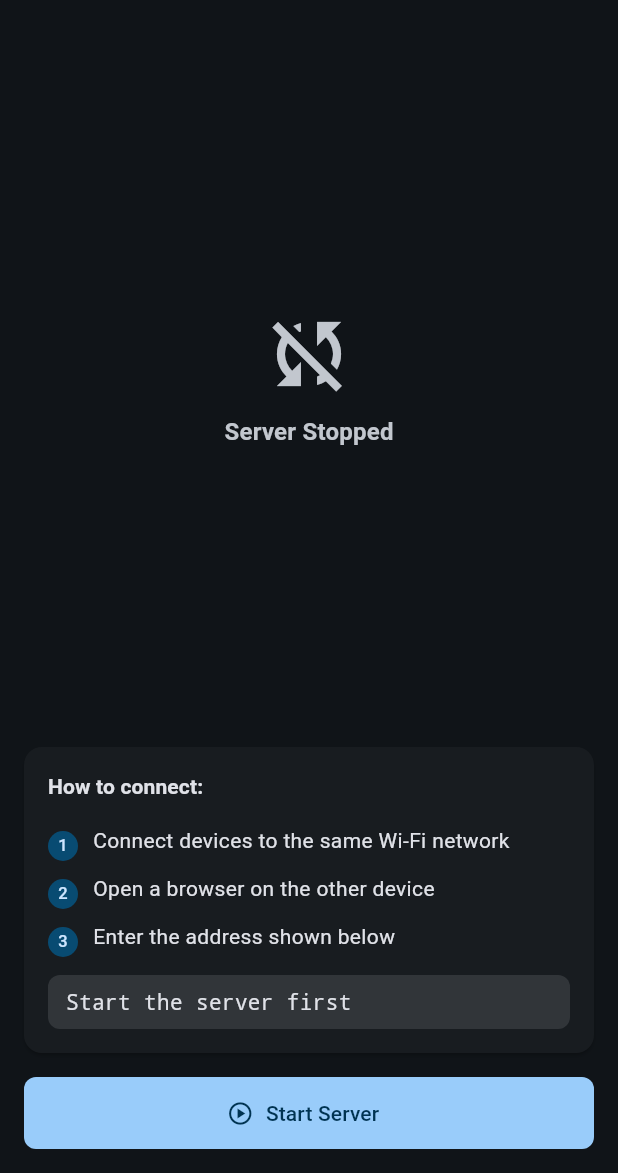
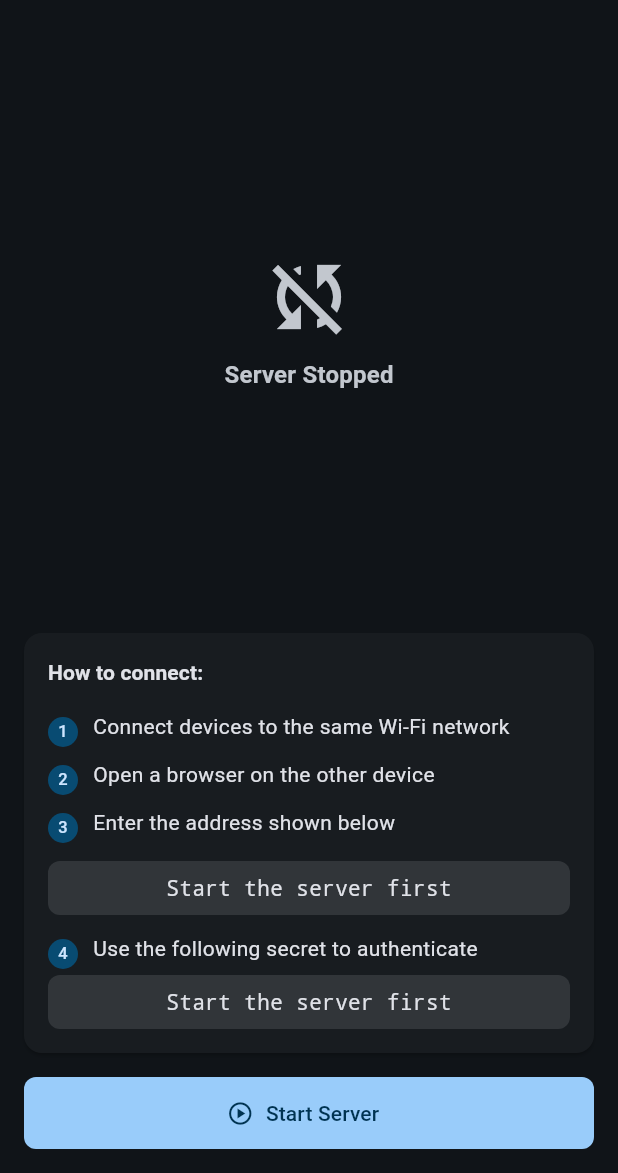
Before and after one commit to ashenafidl/sms-sync, a Flutter app: the screen it shows after launch, on a phone screen of 412 x 824 dp, the part 63-1236 px from its top. Run offline on Flutter 3.47's test engine with Material 3 defaults, Android fonts, the phone set to English and light mode, and no system bars; our stand-ins replace permission_handler, shelf; missing offline and left inert: shelf_router.

Commit message:
feat: generate a random secret to authenticate clients

```diff
--- a/lib/services/server_service.dart
+++ b/lib/services/server_service.dart
@@ -5,6 +5,8 @@ import "package:permission_handler/permission_handler.dart";
 import "package:shelf/shelf.dart";
 import "package:shelf/shelf_io.dart" as shelf_io;
 import "package:shelf_router/shelf_router.dart";
+import "package:sms_sync/middlewares/middlewares.dart";
+import "package:sms_sync/services/secret_generator.dart";
 
 const int kServerPort = 8765;
 const String kServiceName = "_smssync._tcp";
@@ -15,10 +17,12 @@ class ServerService extends ChangeNotifier {
   bool _isRunning = false;
   String? _localIp;
   String? _error;
+  String? _secret;
 
   bool get isRunning => _isRunning;
   String? get localIp => _localIp;
   String? get error => _error;
+  String? get secret => _secret;
   String get address => "http://$_localIp:$kServerPort";
 
   // ── Build the shelf router ──────────────────────────────────────────────────
@@ -35,6 +39,14 @@ class ServerService extends ChangeNotifier {
       ),
     );
 
+    router.get(
+      "/messages",
+      (Request req) => Response.ok(
+        '{"messages":[]}',
+        headers: {"Content-Type": "application/json"},
+      ),
+    );
+
     // 404 fallback
     router.all("/<ignored|.*>", (Request request) {
       return Response.notFound(
@@ -45,29 +57,10 @@ class ServerService extends ChangeNotifier {
 
     return const Pipeline()
         .addMiddleware(logRequests())
-        .addMiddleware(_corsMiddleware())
+        .addMiddleware(corsMiddleware())
+        .addMiddleware(authMiddleware(_secret))
         .addHandler(router.call);
   }
-
-  // ── CORS middleware (permissive for LAN use) ────────────────────────────────
-
-  Middleware _corsMiddleware() {
-    return (Handler innerHandler) {
-      return (Request request) async {
-        if (request.method == "OPTIONS") {
-          return Response.ok("", headers: _corsHeaders());
-        }
-        final response = await innerHandler(request);
-        return response.change(headers: _corsHeaders());
-      };
-    };
-  }
-
-  Map<String, String> _corsHeaders() => {
-    "Access-Control-Allow-Origin": "*",
-    "Access-Control-Allow-Methods": "GET, POST, OPTIONS",
-    "Access-Control-Allow-Headers": "Content-Type, Authorization",
-  };
 
   // ── Start ───────────────────────────────────────────────────────────────────
 
@@ -76,7 +69,6 @@ class ServerService extends ChangeNotifier {
     _error = null;
 
     try {
-      // 1. Request location permission (required for WiFi info on Android 8+)
       final status = await Permission.locationWhenInUse.request();
       if (!status.isGranted) {
         _error =
@@ -85,12 +77,12 @@ class ServerService extends ChangeNotifier {
         return;
       }
 
-      // 2. Get the local IP
       _localIp = await _getLocalIp();
 
       if (_localIp == null) throw Exception("Could not get local IP address");
 
-      // 3. Start HTTP server bound to all interfaces
+      _secret = generateSecret();
+
       _server = await shelf_io.serve(
         _buildHandler(),
         InternetAddress.anyIPv4,
--- a/lib/ui/home_screen.dart
+++ b/lib/ui/home_screen.dart
@@ -128,20 +128,24 @@ class _HomeScreenState extends State<HomeScreen> {
                       text: "Enter the address shown below",
                     ),
                     const SizedBox(height: 8),
-                    Container(
-                      decoration: BoxDecoration(
-                        color: cs.surfaceContainerHighest,
-                        borderRadius: BorderRadius.circular(8),
-                      ),
-                      padding: const EdgeInsets.symmetric(
-                        horizontal: 12,
-                        vertical: 8,
-                      ),
-                      width: double.infinity,
-                      child: Text(
-                        running ? _server.address : "Start the server first",
-                        style: const TextStyle(fontFamily: "monospace"),
-                      ),
+                    _MonospaceContainer(
+                      cs: cs,
+                      running: running,
+                      label: running
+                          ? _server.address
+                          : "Start the server first",
+                    ),
+                    const SizedBox(height: 8),
+                    const _Step(
+                      number: "4",
+                      text: "Use the following secret to authenticate",
+                    ),
+                    _MonospaceContainer(
+                      cs: cs,
+                      running: running,
+                      label: running && _server.secret != null
+                          ? _server.secret!
+                          : "Start the server first",
                     ),
                   ],
                 ),
@@ -206,3 +210,29 @@ class _Step extends StatelessWidget {
     );
   }
 }
+
+class _MonospaceContainer extends StatelessWidget {
+  const _MonospaceContainer({
+    required this.cs,
+    required this.running,
+    required this.label,
+  });
+
+  final ColorScheme cs;
+  final bool running;
+  final String label;
+
+  @override
+  Widget build(BuildContext context) {
+    return Container(
+      decoration: BoxDecoration(
+        color: cs.surfaceContainerHighest,
+        borderRadius: BorderRadius.circular(8),
+      ),
+      alignment: .center,
+      padding: const EdgeInsets.symmetric(horizontal: 12, vertical: 8),
+      width: double.infinity,
+      child: Text(label, style: const TextStyle(fontFamily: "monospace")),
+    );
+  }
+}
```
Also changed, not shown: lib/middlewares/middlewares.dart (added, +42 -0 lines), lib/services/secret_generator.dart (added, +8 -0 lines).
